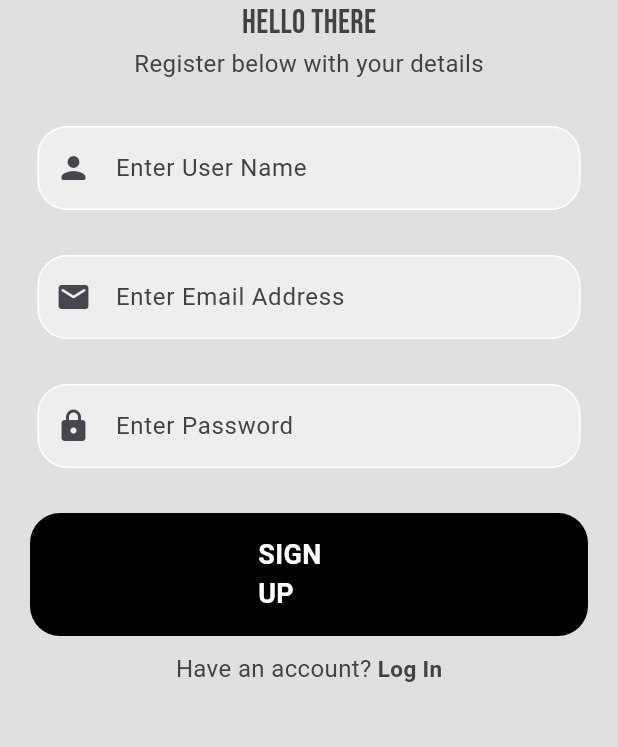
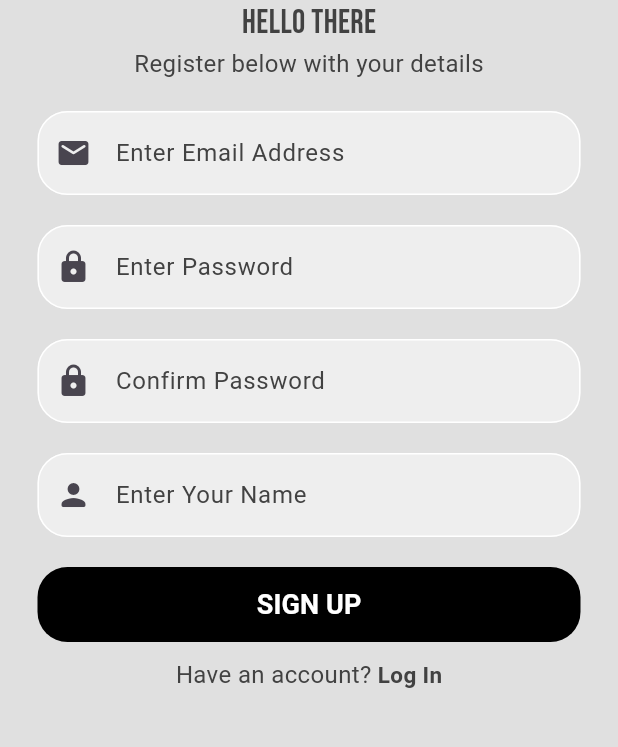
Before and after one commit to muj-i/square_ghost, a Flutter app: the screen it shows after launch, after a tap on "Sign Up", on a phone screen of 412 x 824 dp, the part 390-1137 px from its top. Run offline on Flutter 3.47's test engine with Material 2 defaults, Android fonts, the phone set to English and light mode, and no system bars; our stand-ins replace firebase_auth, firebase_core, google_fonts; accounts and stored records are empty; network calls fail.

Commit message:
in the middle

```diff
--- /dev/null
+++ b/lib/auth/signedup_checking_page.dart
@@ -0,0 +1,29 @@
+import 'package:flutter/material.dart';
+import 'package:square_ghost/pages/login_page.dart';
+import 'package:square_ghost/pages/signup_page.dart';
+
+class SignedinCheckingPage extends StatefulWidget {
+  const SignedinCheckingPage({super.key});
+
+  @override
+  State<SignedinCheckingPage> createState() => _SignedinCheckingPageState();
+}
+
+class _SignedinCheckingPageState extends State<SignedinCheckingPage> {
+  // initially, show log in page
+  bool showLoginPage = true;
+
+  void togglePage(){
+setState(() {
+  showLoginPage = !showLoginPage;
+});
+  }
+  @override
+  Widget build(BuildContext context) {
+    if (showLoginPage) {
+      return LogInPage(showSignUpPage: togglePage);
+    } else {
+      return SignUpPage(showLogInPage: togglePage);
+    }
+  }
+}
--- a/lib/auth/signedup_checking_screen.dart
+++ /dev/null
@@ -1,29 +0,0 @@
-import 'package:flutter/material.dart';
-import 'package:square_ghost/screens/login_screen.dart';
-import 'package:square_ghost/screens/signup_screen.dart';
-
-class SignedinCheckingScreen extends StatefulWidget {
-  const SignedinCheckingScreen({super.key});
-
-  @override
-  State<SignedinCheckingScreen> createState() => _SignedinCheckingScreenState();
-}
-
-class _SignedinCheckingScreenState extends State<SignedinCheckingScreen> {
-  // initially, show log in page
-  bool showLoginPage = true;
-
-  void toggleScreen(){
-setState(() {
-  showLoginPage = !showLoginPage;
-});
-  }
-  @override
-  Widget build(BuildContext context) {
-    if (showLoginPage) {
-      return LogInScreen(showSignUpPage: toggleScreen);
-    } else {
-      return SignUpScreen(showLogInPage: toggleScreen);
-    }
-  }
-}
--- a/lib/main.dart
+++ b/lib/main.dart
@@ -1,6 +1,6 @@
 import 'package:firebase_core/firebase_core.dart';
 import 'package:flutter/material.dart';
-import 'package:square_ghost/auth/logedin_checking_screen.dart';
+import 'package:square_ghost/pages/auth_pages/logedin_checking_page.dart';
 import 'firebase_options.dart';
 
 Future<void> main() async {
@@ -24,7 +24,7 @@ class MyApp extends StatelessWidget {
         useMaterial3: true,
       ),
       debugShowCheckedModeBanner: false,
-      home: const LogedinCheckingScreen(),
+      home: const LogedinCheckingPage(),
     );
   }
 }
--- a/lib/auth/logedin_checking_screen.dart
+++ b/lib/pages/auth_pages/logedin_checking_page.dart
@@ -1,12 +1,12 @@
 import 'package:firebase_auth/firebase_auth.dart';
 import 'package:flutter/material.dart';
-import 'package:square_ghost/auth/signedup_checking_screen.dart';
-import 'package:square_ghost/screens/home_screen.dart';
+import 'package:square_ghost/pages/auth_pages/signedup_checking_page.dart';
+import 'package:square_ghost/pages/home_page.dart';
 
 
 
-class LogedinCheckingScreen extends StatelessWidget {
-  const LogedinCheckingScreen({super.key});
+class LogedinCheckingPage extends StatelessWidget {
+  const LogedinCheckingPage({super.key});
 
   @override
   Widget build(BuildContext context) {
@@ -14,9 +14,9 @@ class LogedinCheckingScreen extends StatelessWidget {
         stream: FirebaseAuth.instance.authStateChanges(),
         builder: (context, snapshot) {
           if (snapshot.hasData) {
-            return const HomeScreen();
+            return const HomePage();
           } else {
-            return const SignedinCheckingScreen();
+            return const SignedinCheckingPage();
           }
         },
       ),);
--- /dev/null
+++ b/lib/pages/auth_pages/signedup_checking_page.dart
@@ -0,0 +1,29 @@
+import 'package:flutter/material.dart';
+import 'package:square_ghost/pages/login_page.dart';
+import 'package:square_ghost/pages/signup_page.dart';
+
+class SignedinCheckingPage extends StatefulWidget {
+  const SignedinCheckingPage({super.key});
+
+  @override
+  State<SignedinCheckingPage> createState() => _SignedinCheckingPageState();
+}
+
+class _SignedinCheckingPageState extends State<SignedinCheckingPage> {
+  // initially, show log in page
+  bool showLoginPage = true;
+
+  void togglePage(){
+setState(() {
+  showLoginPage = !showLoginPage;
+});
+  }
+  @override
+  Widget build(BuildContext context) {
+    if (showLoginPage) {
+      return LogInPage(showSignUpPage: togglePage);
+    } else {
+      return SignUpPage(showLogInPage: togglePage);
+    }
+  }
+}
--- a/lib/screens/login_screen.dart
+++ b/lib/pages/login_page.dart
@@ -1,30 +1,34 @@
 import 'package:flutter/material.dart';
-import 'package:square_ghost/reusable_widget/sign_in_sign_up_button.dart';
+import 'package:square_ghost/pages/auth_pages/forgot_password_page.dart';
+import 'package:square_ghost/reusable_widgets/log_in_sign_up_button.dart';
 
-import 'package:square_ghost/reusable_widget/text_field_widget.dart';
+import 'package:square_ghost/reusable_widgets/text_field_widget.dart';
 import 'package:firebase_auth/firebase_auth.dart';
 
-import '../reusable_widget/constants.dart';
+import '../reusable_widgets/constants.dart';
 
-class LogInScreen extends StatefulWidget {
+class LogInPage extends StatefulWidget {
   final VoidCallback showSignUpPage;
-  const LogInScreen({super.key, required this.showSignUpPage});
+  const LogInPage({super.key, required this.showSignUpPage});
 
   @override
-  State<LogInScreen> createState() => _LogInScreenState();
+  State<LogInPage> createState() => _LogInPageState();
 }
 
-class _LogInScreenState extends State<LogInScreen> {
+class _LogInPageState extends State<LogInPage> {
 // textfield controllers
   final _emailController = TextEditingController();
   final _passwordController = TextEditingController();
 
 //sign in method
   Future signIn() async {
+    try{
     await FirebaseAuth.instance.signInWithEmailAndPassword(
         email: _emailController.text.trim(),
         password: _passwordController.text.trim());
-
+        } on FirebaseAuthException catch (e) {
+      ErrorDialog(errorMessage: e.message.toString()).showAlertDialog(context);
+    }
   }
 
   //dispose for memory management
@@ -84,9 +88,17 @@ class _LogInScreenState extends State<LogInScreen> {
                 child: Row(
                   mainAxisAlignment: MainAxisAlignment.end,
                   children: [
-                    Text(
-                      'Forgot Password?',
-                      style: myTextStyle,
+                    GestureDetector(
+                      onTap: () {
+                        Navigator.push(context,
+                            MaterialPageRoute(builder: (context) {
+                          return ForgotPasswordPage();
+                        },),);
+                      },
+                      child: Text(
+                        'Forgot Password?',
+                        style: myGestureTextStyle,
+                      ),
                     ),
                   ],
                 ),
@@ -125,14 +137,10 @@ class _LogInScreenState extends State<LogInScreen> {
         GestureDetector(
           onTap: () {
             widget.showSignUpPage();
-
           },
           child: Text(
             " Sign Up",
-            style: TextStyle(
-                color: Colors.grey.shade800,
-                fontSize: 15,
-                fontWeight: FontWeight.bold),
+            style: myGestureTextStyle,
           ),
         )
       ],
--- a/lib/screens/signup_screen.dart
+++ b/lib/pages/signup_page.dart
@@ -1,28 +1,57 @@
 import 'package:firebase_auth/firebase_auth.dart';
 import 'package:flutter/material.dart';
-import 'package:square_ghost/reusable_widget/constants.dart';
-import 'package:square_ghost/reusable_widget/sign_in_sign_up_button.dart';
-import 'package:square_ghost/reusable_widget/text_field_widget.dart';
+import 'package:square_ghost/reusable_widgets/constants.dart';
+import 'package:square_ghost/reusable_widgets/log_in_sign_up_button.dart';
+import 'package:square_ghost/reusable_widgets/text_field_widget.dart';
 
-class SignUpScreen extends StatefulWidget {
+
+class SignUpPage extends StatefulWidget {
   final VoidCallback showLogInPage;
-  const SignUpScreen({super.key, required this.showLogInPage});
+  const SignUpPage({super.key, required this.showLogInPage});
 
   @override
-  State<SignUpScreen> createState() => _SignUpScreenState();
+  State<SignUpPage> createState() => _SignUpPageState();
 }
 
-class _SignUpScreenState extends State<SignUpScreen> {
-  final _userNameController = TextEditingController();
+class _SignUpPageState extends State<SignUpPage> {
   final _emailController = TextEditingController();
   final _passwordController = TextEditingController();
+  final _confirmPasswordController = TextEditingController();
+  final _userNameController = TextEditingController();
 
+//dispose for memory management
+  @override
+  void dispose() {
+    _emailController.dispose();
+    _passwordController.dispose();
+    _confirmPasswordController.dispose();
+    _userNameController.dispose();
+
+    super.dispose();
+  }
+/////////////
   //sign up method
   Future signUp() async {
-    await FirebaseAuth.instance.createUserWithEmailAndPassword(
-        email: _emailController.text.trim(),
-        password: _passwordController.text.trim());
+    try {
+      if (passwordConfirmed()) {
+        await FirebaseAuth.instance.createUserWithEmailAndPassword(
+            email: _emailController.text.trim(),
+            password: _passwordController.text.trim());
+      }
+    } on FirebaseAuthException catch (e) {
+      print(e);
+      ErrorDialog(errorMessage: e.message.toString()).showAlertDialog(context);
+    }
+  }
 
+//pass confirm method
+  bool passwordConfirmed() {
+    if (_passwordController.text.trim() ==
+        _confirmPasswordController.text.trim()) {
+      return true;
+    } else {
+      return false;
+    }
   }
 
   @override
@@ -49,18 +78,10 @@ class _SignUpScreenState extends State<SignUpScreen> {
                   style: myTextStyle,
                 ),
                 const SizedBox(
-                  height: 30,
+                  height: 20,
                 ),
                 //email textfiled
-                ReusableTextField(
-                  labelText: 'Enter User Name',
-                  icon: Icons.person_rounded,
-                  obscureText: false,
-                  controller: _userNameController,
-                ),
-                const SizedBox(
-                  height: 30,
-                ),
+
                 ReusableTextField(
                   labelText: 'Enter Email Address',
                   icon: Icons.email_rounded,
@@ -68,7 +89,7 @@ class _SignUpScreenState extends State<SignUpScreen> {
                   controller: _emailController,
                 ),
                 const SizedBox(
-                  height: 30,
+                  height: 20,
                 ),
                 ReusableTextField(
                   labelText: 'Enter Password',
@@ -77,7 +98,25 @@ class _SignUpScreenState extends State<SignUpScreen> {
                   controller: _passwordController,
                 ),
                 const SizedBox(
-                  height: 30,
+                  height: 20,
+                ),
+                ReusableTextField(
+                  labelText: 'Confirm Password',
+                  icon: Icons.lock_rounded,
+                  obscureText: true,
+                  controller: _confirmPasswordController,
+                ),
+                const SizedBox(
+                  height: 20,
+                ),
+                ReusableTextField(
+                  labelText: 'Enter Your Name',
+                  icon: Icons.person_rounded,
+                  obscureText: false,
+                  controller: _userNameController,
+                ),
+                const SizedBox(
+                  height: 20,
                 ),
                 LogInSignUpButton(
                   isLogin: false,
@@ -85,7 +124,9 @@ class _SignUpScreenState extends State<SignUpScreen> {
                     signUp();
                   },
                 ),
-                const SizedBox(height: 10,),
+                const SizedBox(
+                  height: 10,
+                ),
                 signInOption(),
               ]),
         ),
@@ -105,14 +146,10 @@ class _SignUpScreenState extends State<SignUpScreen> {
         GestureDetector(
           onTap: () {
             widget.showLogInPage();
-
           },
           child: Text(
             " Log In",
-            style: TextStyle(
-                color: Colors.grey.shade800,
-                fontSize: 15,
-                fontWeight: FontWeight.bold),
+            style: myGestureTextStyle,
           ),
         )
       ],
--- a/lib/reusable_widget/sign_in_sign_up_button.dart
+++ /dev/null
@@ -1,31 +0,0 @@
-import 'package:flutter/material.dart';
-
-class LogInSignUpButton extends StatelessWidget {
-  final Function() onTap;
-  final bool isLogin;
-
-  const LogInSignUpButton(
-      {super.key, required this.onTap, required this.isLogin});
-
-  @override
-  Widget build(BuildContext context) {
-    return GestureDetector(
-      onTap: onTap,
-      child: Container(
-           padding: const EdgeInsets.symmetric(horizontal: 152,vertical: 15),
-           margin: const EdgeInsets.symmetric(horizontal: 20),
-          decoration: BoxDecoration(
-            color: Colors.black,
-            borderRadius: BorderRadius.circular(20),
-          ),
-           child: Text(
-             isLogin ? 'LOG IN' : 'SIGN UP',
-            style: const TextStyle(
-                color: Colors.white,
-                fontWeight: FontWeight.bold,
-                fontSize: 18),
-           )
-          ),
-    );
-  }
-}
--- a/lib/reusable_widget/constants.dart
+++ b/lib/reusable_widgets/constants.dart
@@ -3,8 +3,16 @@ import 'package:google_fonts/google_fonts.dart';
 
 var myBackgroundColor = Colors.grey[300];
 
-var myGFontTextStyle = GoogleFonts.bebasNeue(color: Colors.grey[800], fontSize: 22);
+var myGFontTextStyle =
+    GoogleFonts.bebasNeue(color: Colors.grey[800], fontSize: 22);
+
 var myTextStyle = TextStyle(color: Colors.grey[800], fontSize: 16);
+
+var myGestureTextStyle = TextStyle(
+    color: Colors.grey.shade800, fontSize: 15, fontWeight: FontWeight.bold);
+
+var myButtonTextStyle =
+    TextStyle(color: Colors.white, fontWeight: FontWeight.bold, fontSize: 18);
 
 class MyAppBar extends StatelessWidget implements PreferredSizeWidget {
   final String appBarTitle;
@@ -25,7 +33,24 @@ class MyAppBar extends StatelessWidget implements PreferredSizeWidget {
   }
 
   @override
-  Size get preferredSize => const Size.fromHeight(kToolbarHeight);
+  Size get preferredSize => const Size.fromHeight(50);
+}
+
+class ErrorDialog {
+  final errorMessage;
+
+  const ErrorDialog({required this.errorMessage});
+  void showAlertDialog(BuildContext context) {
+    showDialog(
+      context: context,
+      builder: (context) {
+        return AlertDialog(
+          backgroundColor: myBackgroundColor,
+          content: Text(errorMessage, style: myGestureTextStyle,),
+        );
+      },
+    );
+  }
 }
 
 Image logoWidget(String imageName) {
--- /dev/null
+++ b/lib/reusable_widgets/log_in_sign_up_button.dart
@@ -0,0 +1,36 @@
+import 'package:flutter/material.dart';
+import 'package:square_ghost/reusable_widgets/constants.dart';
+
+class LogInSignUpButton extends StatelessWidget {
+  final Function() onTap;
+  final bool isLogin;
+
+  const LogInSignUpButton(
+      {super.key, required this.onTap, required this.isLogin});
+
+  @override
+  Widget build(BuildContext context) {
+    return Padding(
+      padding: const EdgeInsets.symmetric(horizontal: 25,),
+      child: SizedBox(
+        width: double.infinity ,
+        child: Material(
+          shape:
+              RoundedRectangleBorder(borderRadius: BorderRadius.circular(20)),
+          color: Colors.black,
+
+          child: MaterialButton(
+            onPressed: onTap,
+            // materialTapTargetSize: MaterialTapTargetSize.shrinkWrap,
+            padding: EdgeInsets.symmetric(vertical: 12.0, horizontal: 24.0),
+            child: Text(
+                isLogin ? 'LOG IN' : 'SIGN UP',
+                style: myButtonTextStyle,
+              ),
+            //color: Colors.black,
+          ),
+        ),
+      ),
+    );
+  }
+}
--- a/pubspec.yaml
+++ b/pubspec.yaml
@@ -39,6 +39,7 @@ dependencies:
   firebase_core: ^2.15.0
   firebase_auth: ^4.7.1
   google_fonts: ^5.1.0
+  cloud_firestore: ^4.8.3
 
 
 dev_dependencies:
```
Also changed, not shown: lib/pages/auth_pages/forgot_password_page.dart (added, +85 -0 lines), lib/pages/home_page.dart (renamed from lib/screens/home_screen.dart, +22 -10 lines), lib/pages/user_data_page.dart (added, +95 -0 lines), lib/reusable_widgets/text_field_widget.dart (renamed from lib/reusable_widget/text_field_widget.dart), pubspec.lock, 1 other file.
